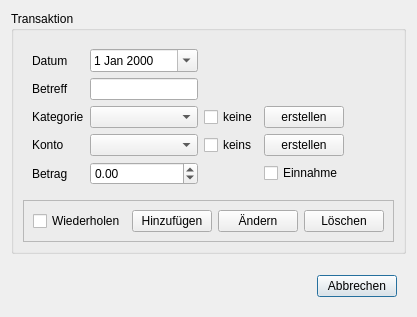
First picture: the form in View/src/main/resources/design/ui/transactiondialog.ui, repository marcuskraft/DimeDiaryJavaFx, before the edit.
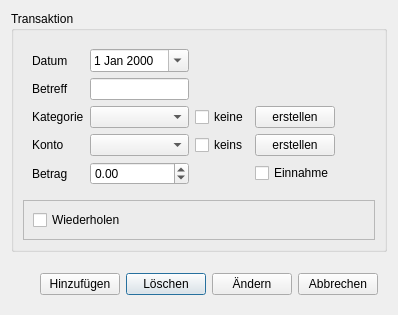
Second picture: the form after the edit.

Commit message:
new button to go to the actual month ind the overview table and some bug fixes:
-modifications on transactions fixed: no the old transaction was first
deleted and than a new one will be created; before the account balancing
didn't work right with this
-checkbox for real account disabled because not necessary at the moment
-radiobuttons for dayli, weekly and yearly iterations disabled because
not supported at the momment
-some gui issues

What changed in the file:
```diff
--- a/View/src/main/resources/design/ui/transactiondialog.ui
+++ b/View/src/main/resources/design/ui/transactiondialog.ui
@@ -6,8 +6,8 @@
    <rect>
     <x>0</x>
     <y>0</y>
-    <width>392</width>
-    <height>311</height>
+    <width>398</width>
+    <height>308</height>
    </rect>
   </property>
   <property name="sizePolicy">
@@ -34,27 +34,28 @@
      <item row="2" column="0">
       <widget class="QWidget" name="widgetOK" native="true">
        <layout class="QGridLayout" name="gridLayout_3">
-        <item row="1" column="0">
-         <spacer name="horizontalSpacer">
-          <property name="orientation">
-           <enum>Qt::Horizontal</enum>
+        <item row="1" column="2">
+         <widget class="QPushButton" name="pushButtonDelete">
+          <property name="text">
+           <string>Löschen</string>
           </property>
-          <property name="sizeHint" stdset="0">
-           <size>
-            <width>40</width>
-            <height>20</height>
-           </size>
-          </property>
-         </spacer>
+         </widget>
         </item>
         <item row="1" column="1">
+         <widget class="QPushButton" name="pushButtonAdd">
+          <property name="text">
+           <string>Hinzufügen</string>
+          </property>
+         </widget>
+        </item>
+        <item row="1" column="4">
          <widget class="QPushButton" name="pushButtonOK">
           <property name="text">
            <string>Abbrechen</string>
           </property>
          </widget>
         </item>
-        <item row="0" column="1">
+        <item row="0" column="4">
          <spacer name="verticalSpacer">
           <property name="orientation">
            <enum>Qt::Vertical</enum>
@@ -67,6 +68,26 @@
           </property>
          </spacer>
         </item>
+        <item row="1" column="0">
+         <spacer name="horizontalSpacer">
+          <property name="orientation">
+           <enum>Qt::Horizontal</enum>
+          </property>
+          <property name="sizeHint" stdset="0">
+           <size>
+            <width>40</width>
+            <height>20</height>
+           </size>
+          </property>
+         </spacer>
+        </item>
+        <item row="1" column="3">
+         <widget class="QPushButton" name="pushButtonModify">
+          <property name="text">
+           <string>Ändern</string>
+          </property>
+         </widget>
+        </item>
        </layout>
        <zorder>pushButtonOK</zorder>
        <zorder>horizontalSpacer</zorder>
@@ -220,13 +241,6 @@
              </property>
             </spacer>
            </item>
-           <item row="0" column="3">
-            <widget class="QPushButton" name="pushButtonModify">
-             <property name="text">
-              <string>Ändern</string>
-             </property>
-            </widget>
-           </item>
            <item row="0" column="0">
             <widget class="QCheckBox" name="checkBoxIterate">
              <property name="text">
@@ -234,20 +248,6 @@
              </property>
             </widget>
            </item>
-           <item row="0" column="2">
-            <widget class="QPushButton" name="pushButtonAdd">
-             <property name="text">
-              <string>Hinzufügen</string>
-             </property>
-            </widget>
-           </item>
-           <item row="0" column="4">
-            <widget class="QPushButton" name="pushButtonDelete">
-             <property name="text">
-              <string>Löschen</string>
-             </property>
-            </widget>
-           </item>
           </layout>
          </widget>
         </item>
```
Left out of the diff: 3 changed lines with no effect on the pictures. The commit also changes 11 other files.
